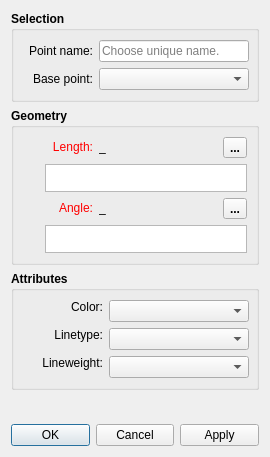
First picture: the form in src/libs/vtools/dialogs/tools/dialogendline.ui, repository FashionFreedom/Seamly2D, before the edit.
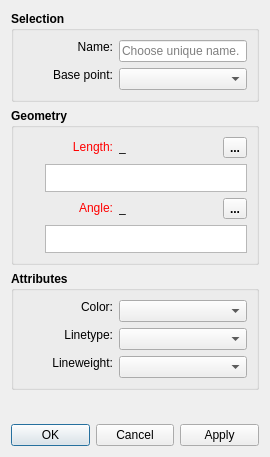
Second picture: the form after the edit. Icons and pictures are not drawn. Custom widgets are drawn as their Qt base class.

The edit to the form file:
```diff
--- a/src/libs/vtools/dialogs/tools/dialogendline.ui
+++ b/src/libs/vtools/dialogs/tools/dialogendline.ui
@@ -44,7 +44,6 @@
      <property name="font">
       <font>
        <pointsize>9</pointsize>
-       <weight>75</weight>
        <bold>true</bold>
       </font>
      </property>
@@ -53,8 +52,11 @@
      </property>
      <layout class="QVBoxLayout" name="verticalLayout">
       <item>
-       <layout class="QHBoxLayout" name="horizontalLayout_3">
-        <item>
+       <layout class="QFormLayout" name="formLayout">
+        <property name="labelAlignment">
+         <set>Qt::AlignRight|Qt::AlignTrailing|Qt::AlignVCenter</set>
+        </property>
+        <item row="0" column="0">
          <widget class="QLabel" name="labelEditNamePoint">
           <property name="sizePolicy">
            <sizepolicy hsizetype="Preferred" vsizetype="Fixed">
@@ -64,37 +66,35 @@
           </property>
           <property name="minimumSize">
            <size>
-            <width>70</width>
+            <width>90</width>
             <height>0</height>
            </size>
           </property>
           <property name="font">
            <font>
             <pointsize>9</pointsize>
-            <weight>50</weight>
             <bold>false</bold>
            </font>
           </property>
           <property name="text">
-           <string>Point name:</string>
+           <string>Name:</string>
           </property>
           <property name="alignment">
            <set>Qt::AlignRight|Qt::AlignTrailing|Qt::AlignVCenter</set>
           </property>
          </widget>
         </item>
-        <item>
+        <item row="0" column="1">
          <widget class="QLineEdit" name="lineEditNamePoint">
           <property name="minimumSize">
            <size>
-            <width>150</width>
+            <width>80</width>
             <height>0</height>
            </size>
           </property>
           <property name="font">
            <font>
             <pointsize>9</pointsize>
-            <weight>50</weight>
             <bold>false</bold>
            </font>
           </property>
@@ -106,11 +106,7 @@
           </property>
          </widget>
         </item>
-       </layout>
-      </item>
-      <item>
-       <layout class="QHBoxLayout" name="horizontalLayout_2">
-        <item>
+        <item row="1" column="0">
          <widget class="QLabel" name="label_3">
           <property name="sizePolicy">
            <sizepolicy hsizetype="Preferred" vsizetype="Fixed">
@@ -120,14 +116,13 @@
           </property>
           <property name="minimumSize">
            <size>
-            <width>70</width>
+            <width>90</width>
             <height>0</height>
            </size>
           </property>
           <property name="font">
            <font>
             <pointsize>9</pointsize>
-            <weight>50</weight>
             <bold>false</bold>
            </font>
           </property>
@@ -139,7 +134,7 @@
           </property>
          </widget>
         </item>
-        <item>
+        <item row="1" column="1">
          <widget class="QComboBox" name="comboBoxBasePoint">
           <property name="sizePolicy">
            <sizepolicy hsizetype="Expanding" vsizetype="Fixed">
@@ -149,14 +144,13 @@
           </property>
           <property name="minimumSize">
            <size>
-            <width>150</width>
+            <width>80</width>
             <height>0</height>
            </size>
           </property>
           <property name="font">
            <font>
             <pointsize>9</pointsize>
-            <weight>50</weight>
             <bold>false</bold>
            </font>
           </property>
@@ -178,7 +172,6 @@
      <property name="font">
       <font>
        <pointsize>9</pointsize>
-       <weight>75</weight>
        <bold>true</bold>
       </font>
      </property>
@@ -198,7 +191,7 @@
           </property>
           <property name="minimumSize">
            <size>
-            <width>70</width>
+            <width>90</width>
             <height>0</height>
            </size>
           </property>
@@ -242,7 +235,6 @@
           <property name="font">
            <font>
             <pointsize>9</pointsize>
-            <weight>50</weight>
             <bold>false</bold>
            </font>
           </property>
@@ -271,7 +263,6 @@
           <property name="font">
            <font>
             <pointsize>9</pointsize>
-            <weight>50</weight>
             <bold>false</bold>
            </font>
           </property>
@@ -410,7 +401,7 @@
           </property>
           <property name="minimumSize">
            <size>
-            <width>70</width>
+            <width>90</width>
             <height>0</height>
            </size>
           </property>
@@ -454,7 +445,6 @@
           <property name="font">
            <font>
             <pointsize>9</pointsize>
-            <weight>50</weight>
             <bold>false</bold>
            </font>
           </property>
@@ -483,7 +473,6 @@
           <property name="font">
            <font>
             <pointsize>9</pointsize>
-            <weight>50</weight>
             <bold>false</bold>
            </font>
           </property>
@@ -622,7 +611,6 @@
      <property name="font">
       <font>
        <pointsize>9</pointsize>
-       <weight>75</weight>
        <bold>true</bold>
       </font>
      </property>
@@ -632,6 +620,9 @@
      <layout class="QVBoxLayout" name="verticalLayout_4">
       <item>
        <layout class="QFormLayout" name="formLayout_2">
+        <property name="labelAlignment">
+         <set>Qt::AlignRight|Qt::AlignTrailing|Qt::AlignVCenter</set>
+        </property>
         <item row="1" column="0">
          <widget class="QLabel" name="lineType_Label">
           <property name="sizePolicy">
@@ -642,7 +633,7 @@
           </property>
           <property name="minimumSize">
            <size>
-            <width>80</width>
+            <width>90</width>
             <height>0</height>
            </size>
           </property>
@@ -655,7 +646,6 @@
           <property name="font">
            <font>
             <pointsize>9</pointsize>
-            <weight>50</weight>
             <bold>false</bold>
            </font>
           </property>
@@ -677,7 +667,7 @@
           </property>
           <property name="minimumSize">
            <size>
-            <width>140</width>
+            <width>80</width>
             <height>0</height>
            </size>
           </property>
@@ -690,7 +680,6 @@
           <property name="font">
            <font>
             <pointsize>9</pointsize>
-            <weight>50</weight>
             <bold>false</bold>
            </font>
           </property>
@@ -706,7 +695,7 @@
           </property>
           <property name="minimumSize">
            <size>
-            <width>80</width>
+            <width>90</width>
             <height>0</height>
            </size>
           </property>
@@ -719,7 +708,6 @@
           <property name="font">
            <font>
             <pointsize>9</pointsize>
-            <weight>50</weight>
             <bold>false</bold>
            </font>
           </property>
@@ -741,14 +729,13 @@
           </property>
           <property name="minimumSize">
            <size>
-            <width>140</width>
+            <width>80</width>
             <height>0</height>
            </size>
           </property>
           <property name="font">
            <font>
             <pointsize>9</pointsize>
-            <weight>50</weight>
             <bold>false</bold>
            </font>
           </property>
@@ -764,7 +751,7 @@
           </property>
           <property name="minimumSize">
            <size>
-            <width>80</width>
+            <width>90</width>
             <height>0</height>
            </size>
           </property>
@@ -777,7 +764,6 @@
           <property name="font">
            <font>
             <pointsize>9</pointsize>
-            <weight>50</weight>
             <bold>false</bold>
            </font>
           </property>
@@ -799,14 +785,13 @@
           </property>
           <property name="minimumSize">
            <size>
-            <width>140</width>
+            <width>80</width>
             <height>0</height>
            </size>
           </property>
           <property name="font">
            <font>
             <pointsize>9</pointsize>
-            <weight>50</weight>
             <bold>false</bold>
            </font>
           </property>
```
Left out of the diff: 4 changed lines with no effect on the pictures.
